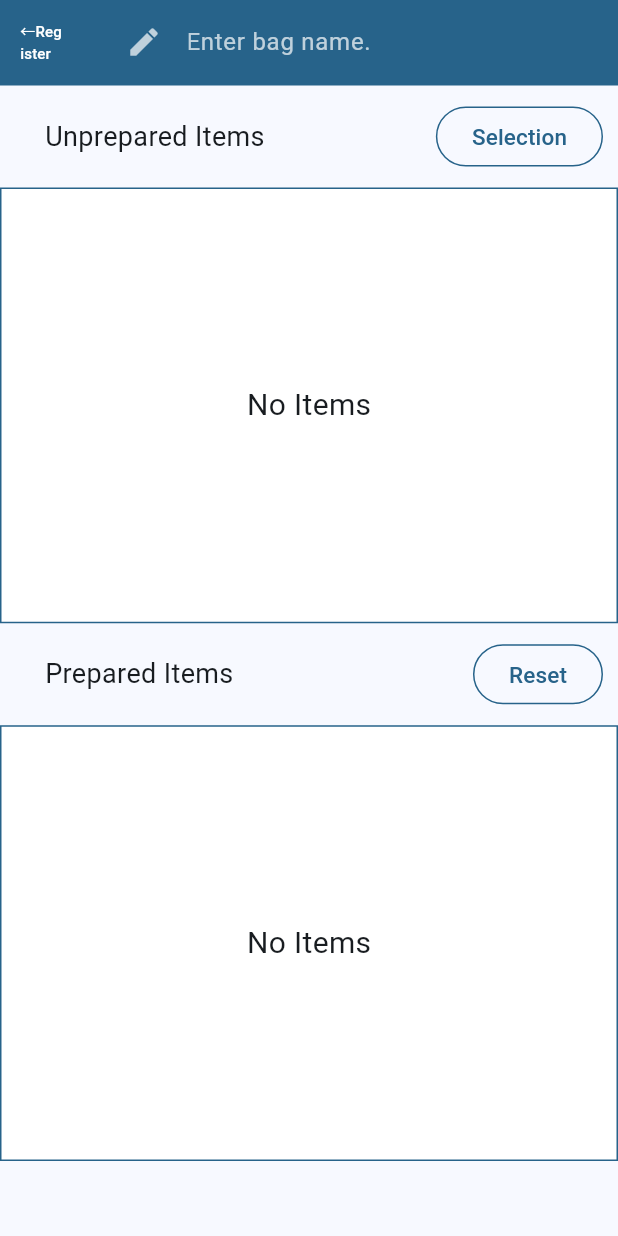
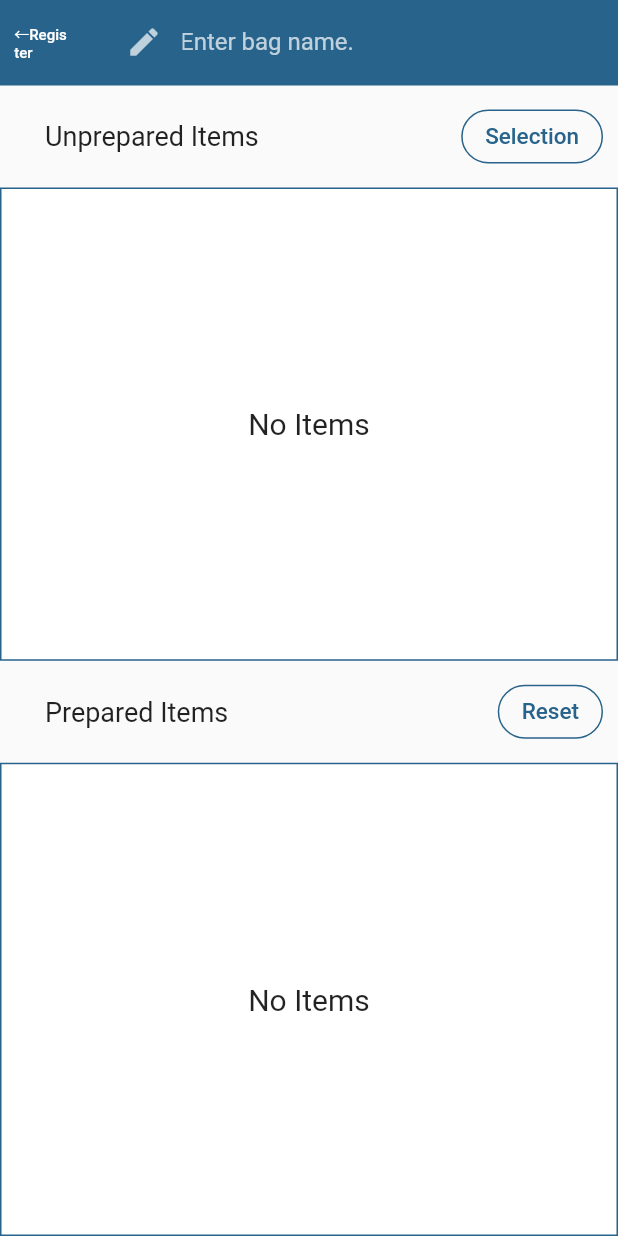
Before and after one commit to Taizen115/bag_of_photo, a Flutter app: the screen it shows after launch, after a tap on "Make My Bag", on a phone screen of 412 x 824 dp. Run offline on Flutter 3.47's test engine with Material 3 defaults, Android fonts, the phone set to English and light mode, and no system bars; drawn by our look-alikes of google_mobile_ads; our stand-ins replace auto_size_text, device_preview, drift, flutter_staggered_animations, fluttertoast, font_awesome_flutter and 3 more; accounts and stored records are empty; generated files the repository leaves out were written again; network calls fail; Roboto replaces fonts that are missing (MainFont).

Commit message:
2026.4.9 提出用 UI修正

```diff
--- a/lib/main.dart
+++ b/lib/main.dart
@@ -48,7 +48,7 @@ void main() async {
      value: themeProvider),
       ],
       child: DevicePreview(
-          enabled: true,
+          enabled: false,
           builder: (context) => MyApp(),
       )
     ),
--- a/lib/style/theme_provider.dart
+++ b/lib/style/theme_provider.dart
@@ -10,7 +10,7 @@ class ThemeProvider extends ChangeNotifier {
 
   ThemeData get themeData => ThemeData(
     colorScheme: ColorScheme.fromSeed(seedColor: _primaryColor),
-    useMaterial3: true,
+    useMaterial3: false,
   );
 
   ///アプリ起動時にSharedPreferencesから色を読む
--- a/lib/view/parts/bag_detail_part.dart
+++ b/lib/view/parts/bag_detail_part.dart
@@ -310,8 +310,8 @@ class _BagDetailPartState extends State<BagDetailPart> {
       cancelLabel: continueLabel ?? '',
       // → この画面に留まる
       okStyle: TextButton.styleFrom(
-        backgroundColor: Theme.of(context).colorScheme.primary,
-        foregroundColor: Theme.of(context).colorScheme.onPrimary,
+        backgroundColor: Colors.white70,
+        foregroundColor: Theme.of(context).colorScheme.primary,
       ),
       cancelStyle: TextButton.styleFrom(
         backgroundColor: Theme.of(context).colorScheme.primary,
--- a/lib/view/parts/item_grid_part.dart
+++ b/lib/view/parts/item_grid_part.dart
@@ -42,11 +42,6 @@ class ItemGridPart extends StatelessWidget {
   Widget build(BuildContext context) {
     final vm = context.watch<ViewModel>();
     List<Item> items;
-    // final items = (displayMode == ItemGridDisplayMode.UNPREPARED)
-    //     ? vm.unpreparedItems
-    //     : (displayMode == ItemGridDisplayMode.PREPARED)
-    //         ? vm.preparedItems
-    //         : vm.allItems;
     switch (displayMode) {
       case ItemGridDisplayMode.UNPREPARED:
         items = vm.unpreparedItems;
--- a/lib/view/screens/bag_detail_screen.dart
+++ b/lib/view/screens/bag_detail_screen.dart
@@ -1,5 +1,4 @@
 import 'package:flutter/material.dart';
-import 'package:google_mobile_ads/google_mobile_ads.dart';
 import 'package:untitled1/main.dart';
 
 import '../parts/bag_detail_part.dart';
@@ -47,13 +46,13 @@ class _BagDetailScreenState extends State<BagDetailScreen> {
                   bagId: widget.bagId,
                 ),
               ),
-              Container(
-                width: adManager.bannerAd.size.width.toDouble(),
-                height: adManager.bannerAd.size.height.toDouble(),
-                child: AdWidget(
-                  ad: adManager.bannerAd,
-                ),
-              ),
+              // Container(
+              //   width: adManager.bannerAd.size.width.toDouble(),
+              //   height: adManager.bannerAd.size.height.toDouble(),
+              //   child: AdWidget(
+              //     ad: adManager.bannerAd,
+              //   ),
+              // ),
             ],
           ),
         ),
--- a/lib/view/screens/bag_master_screen.dart
+++ b/lib/view/screens/bag_master_screen.dart
@@ -1,7 +1,6 @@
 import 'package:flutter/material.dart';
 import 'package:fluttertoast/fluttertoast.dart';
 import 'package:gap/gap.dart';
-import 'package:google_mobile_ads/google_mobile_ads.dart';
 import 'package:provider/provider.dart';
 import 'package:untitled1/view/parts/bag_grid_part.dart';
 import 'package:untitled1/view/screens/bag_delete_screen.dart';
@@ -46,7 +45,7 @@ class _BagMasterScreenState extends State<BagMasterScreen> {
       backgroundColor: Colors.white70,
       appBar: AppBar(
         backgroundColor: Theme.of(context).colorScheme.primary,
-        foregroundColor: Colors.black87,
+        foregroundColor: Colors.white70,
         leadingWidth: 100,
         title: Text(
           //バッグ一覧
@@ -126,19 +125,6 @@ class _BagMasterScreenState extends State<BagMasterScreen> {
           ),
         ),
       ),
-      // floatingActionButton: Padding(
-      //   padding: const EdgeInsets.only(bottom: 100.0),
-      //   child: TextButton(
-      //     onPressed: () {
-      //       _goBagDetailScreen(openMode: BagDetailOpenMode.NEW);
-      //     },
-      //     child: Text(
-      //       //バッグ作成
-      //       S.of(context)!.makeBag,
-      //       style: TextStyle(fontSize: 20.0, color: Colors.lightBlue),
-      //     ),
-      //   ),
-      // ),
       body: Column(
         children: [
           Expanded(
@@ -163,13 +149,13 @@ class _BagMasterScreenState extends State<BagMasterScreen> {
             ),
           ),
           //TODO　バッグ一覧
-          Container(
-            width: adManager.bannerAd.size.width.toDouble(),
-            height: adManager.bannerAd.size.height.toDouble(),
-            child: AdWidget(
-              ad: adManager.bannerAd,
-            ),
-          ),
+          // Container(
+          //   width: adManager.bannerAd.size.width.toDouble(),
+          //   height: adManager.bannerAd.size.height.toDouble(),
+          //   child: AdWidget(
+          //     ad: adManager.bannerAd,
+          //   ),
+          // ),
           Gap(kToolbarHeight + 2.0),
         ],
       ),
@@ -190,7 +176,7 @@ class _BagMasterScreenState extends State<BagMasterScreen> {
         content: Text(
           //バッグを全消去しますか？
           S.of(context).deleteSentence4,
-          style: TextStyle(color: Theme.of(context).colorScheme.primary),
+          style: TextStyle(color: Colors.black87),
         ),
         actions: [
           TextButton(
@@ -206,8 +192,8 @@ class _BagMasterScreenState extends State<BagMasterScreen> {
           ),
           TextButton(
             style: TextButton.styleFrom(
-              backgroundColor: Theme.of(context).colorScheme.primary,
-              foregroundColor: Theme.of(context).colorScheme.onPrimary,
+              backgroundColor: Colors.white70,
+              foregroundColor: Theme.of(context).colorScheme.primary,
             ),
             child: Text(S.of(context).ok),
             onPressed: () async {
```
Also changed, not shown: lib/view/screens/bag_delete_screen.dart (+19 -10 lines), lib/view/screens/item_delete_screen.dart (+34 -23 lines), lib/view/screens/item_edit_screen.dart (+7 -8 lines), lib/view/screens/item_master_screen.dart (+10 -11 lines), lib/view/screens/item_select_screen.dart (+7 -8 lines), assets/images/gray.png, 8 other files.
